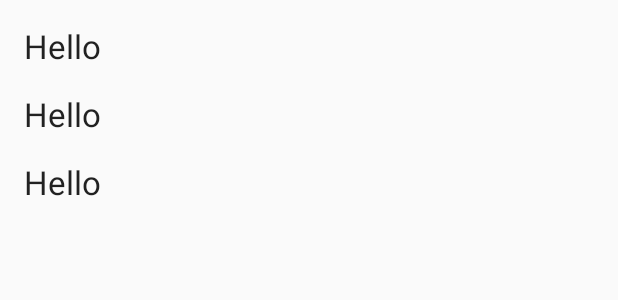
After one commit to KhayahApp/AndroidApp, an Android app: the layout fragment_truesteduser_list_dialog.xml on its own in the app's theme, with its tools: preview values and no code run, on a phone screen of 412 x 824 dp. The commit adds this screen. Shown: the top 300 px of the screen. Run offline under Robolectric (Android 15) with nearby library versions, the phone set to English and light mode, and no system bars.

Commit message:
Added one fragment

```diff
--- a/app/src/main/java/com/khayah/app/ui/firebase/MyFirebaseInstanceIDService.java
+++ b/app/src/main/java/com/khayah/app/ui/firebase/MyFirebaseInstanceIDService.java
@@ -45,7 +45,7 @@ public class MyFirebaseInstanceIDService extends FirebaseInstanceIdService  {
 
     @Override
     public void onCreate() {
-        AndroidInjection.inject(this);
+        //AndroidInjection.inject(this);
         super.onCreate();
     }
 
--- /dev/null
+++ b/app/src/main/res/layout/fragment_truesteduser_list_dialog.xml
@@ -0,0 +1,11 @@
+<?xml version="1.0" encoding="utf-8"?>
+<android.support.v7.widget.RecyclerView xmlns:android="http://schemas.android.com/apk/res/android"
+    xmlns:tools="http://schemas.android.com/tools"
+    android:id="@+id/list"
+    android:layout_width="match_parent"
+    android:layout_height="match_parent"
+    android:clipToPadding="false"
+    android:paddingBottom="@dimen/list_item_spacing_half"
+    android:paddingTop="@dimen/list_item_spacing_half"
+    tools:context=".ui.add_user.TruestedUserListDialogFragment"
+    tools:listitem="@layout/fragment_truesteduser_list_dialog_item" />
--- /dev/null
+++ b/app/src/main/res/layout/fragment_truesteduser_list_dialog_item.xml
@@ -0,0 +1,13 @@
+<?xml version="1.0" encoding="utf-8"?>
+<TextView xmlns:android="http://schemas.android.com/apk/res/android"
+    xmlns:tools="http://schemas.android.com/tools"
+    android:id="@+id/text"
+    android:layout_width="match_parent"
+    android:layout_height="wrap_content"
+    android:background="?attr/selectableItemBackground"
+    android:paddingBottom="@dimen/list_item_spacing_half"
+    android:paddingLeft="@dimen/list_item_spacing"
+    android:paddingRight="@dimen/list_item_spacing"
+    android:paddingTop="@dimen/list_item_spacing_half"
+    android:textAppearance="@style/TextAppearance.AppCompat.Large"
+    tools:text="Hello" />
--- a/app/src/main/res/values/dimens.xml
+++ b/app/src/main/res/values/dimens.xml
@@ -54,6 +54,8 @@
     <item name="aspect_3_2" format="float" type="dimen">1.5</item>
     <item name="aspect_2_3" format="float" type="dimen">0.6667</item>
     <item name="aspect_1_1" format="float" type="dimen">1</item>
+    <dimen name="list_item_spacing">16dp</dimen>
+    <dimen name="list_item_spacing_half">8dp</dimen>
 
 
 </resources>
--- a/app/src/main/res/values/strings.xml
+++ b/app/src/main/res/values/strings.xml
@@ -79,8 +79,8 @@
 
   <string name="navigation_drawer_open">Open navigation drawer</string>
   <string name="navigation_drawer_close">Close navigation drawer</string>
-  <string name="nav_header_title">Khin Sandar</string>
-  <string name="nav_header_subtitle">Myanmar</string>
+  <string name="nav_header_title">Hello, Guest</string>
+  <string name="nav_header_subtitle">Please login your account</string>
   <string name="nav_header_desc">Navigation header</string>
 
 
@@ -94,6 +94,8 @@
   <string name="notifications_admin_channel_description">Notifications sent from the app admin</string>
   <string name="noti_title">Khayah</string>
   <string name="noti_text">Khayah</string>
+  <string name="action_logout">Logout</string>
+
 
 
 </resources>
```
Also changed, not shown: app/src/main/java/com/khayah/app/ui/add_user/TruestedUserListDialogFragment.java (added, +121 -0 lines), app/src/main/java/com/khayah/app/ui/home/MainActivity.java (+48 -0 lines), app/src/main/java/com/khayah/app/ui/login/ProfileActivity.java (+35 -0 lines), app/src/main/res/layout/nav_header_main.xml (+6 -4 lines), app/src/main/res/menu/menu_profile.xml (added, +11 -0 lines).
